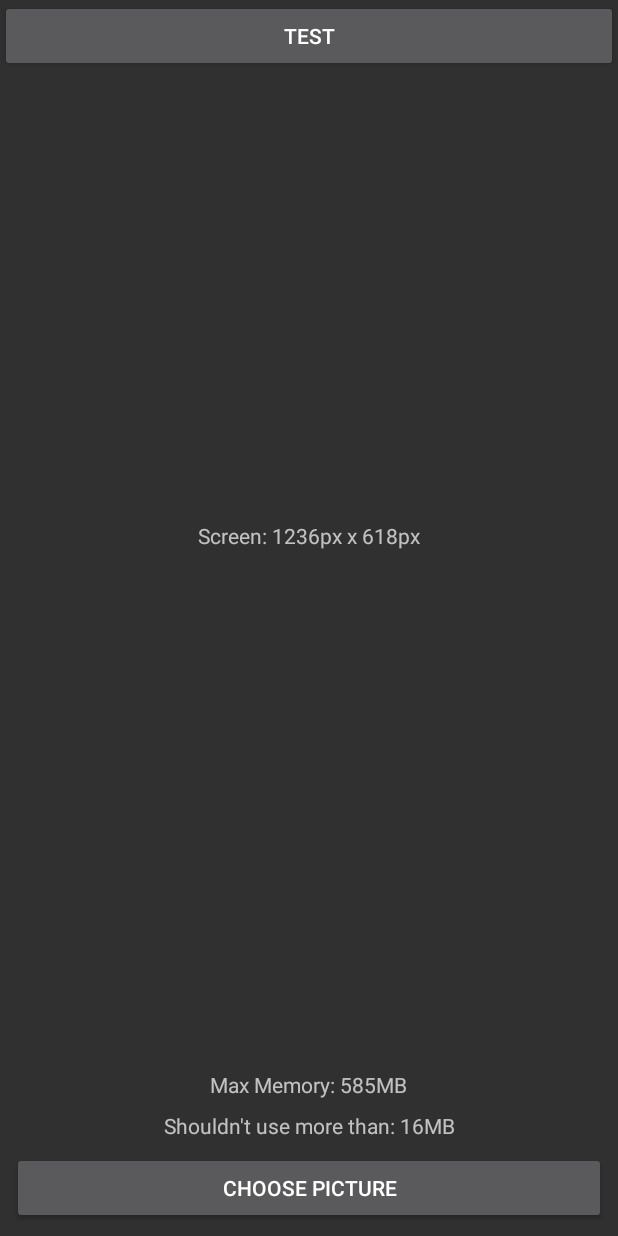
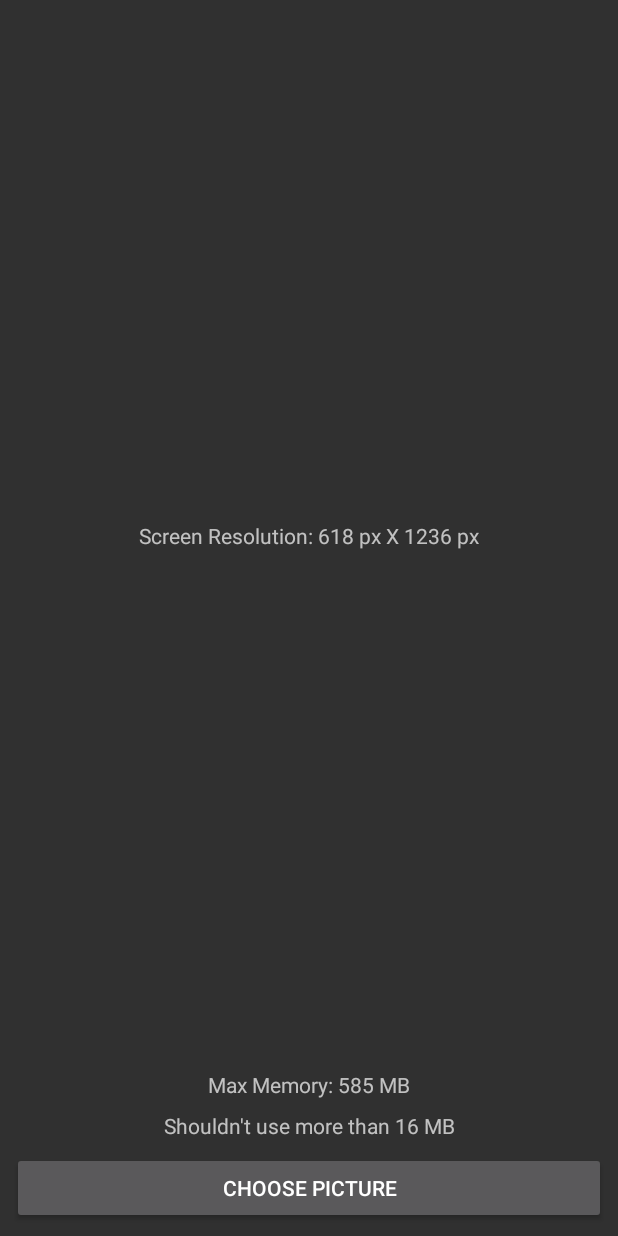
Before and after one commit to coachroebuck/Processor, an Android app: the screen it shows after launch (MainActivity), on a phone screen of 412 x 824 dp. Run offline under Robolectric (Android 15) with nearby library versions, the phone set to English and light mode, and no system bars.

Commit message:
The main activity got cleaned up.

```diff
--- a/app/src/main/java/com/example/processor/MainActivity.java
+++ b/app/src/main/java/com/example/processor/MainActivity.java
@@ -14,32 +14,23 @@ public class MainActivity extends AppCompatActivity {
         super.onCreate(savedInstanceState);
         setContentView(R.layout.activity_main);
 
-        //Display functions/////////////////////////////////////////////////////////////////////////
-        int height;
-        int width;
+        final int height = Resources.getSystem().getDisplayMetrics().heightPixels;
+        final int width = Resources.getSystem().getDisplayMetrics().widthPixels;
+        final Runtime rt = Runtime.getRuntime();
+        final long maxMemory = rt.maxMemory()/(1024*1024);
+        final ActivityManager am = (ActivityManager) getSystemService(ACTIVITY_SERVICE);
 
-        height = Resources.getSystem().getDisplayMetrics().heightPixels;
-        width = Resources.getSystem().getDisplayMetrics().widthPixels;
+        final TextView dimensions = findViewById(R.id.dimensions);
+        final TextView heap = findViewById(R.id.heap);
+        final TextView shouldUse = findViewById(R.id.maxMemory);
 
-        String sHeight = String.valueOf(height);
-        String sWidth = String.valueOf(width);
+        dimensions.setText(String.format(getString(R.string.screen_resolution, width, height)));
+        heap.setText(String.format(getString(R.string.max_memory, maxMemory)));
 
-        TextView dimensions = (TextView) findViewById(R.id.dimensions);
-        dimensions.setText("Screen: " + sHeight + "px x " + sWidth + "px");
-
-        //Memory functions//////////////////////////////////////////////////////////////////////////
-        Runtime rt = Runtime.getRuntime();
-        long maxMemory = rt.maxMemory();
-        maxMemory = maxMemory/(1024*1024);
-        String memTotal = String.valueOf(maxMemory);
-        TextView heap = (TextView) findViewById(R.id.heap);
-        heap.setText("Max Memory: " + memTotal +"MB");
-
-        ActivityManager am = (ActivityManager) getSystemService(ACTIVITY_SERVICE);
-        int memoryClass = am.getMemoryClass();
-        String memClass = String.valueOf(memoryClass);
-        TextView shouldUse = (TextView) findViewById(R.id.maxMemory);
-        shouldUse.setText("Shouldn't use more than: " + memClass + "MB");
+        if(am != null) {
+            final int memoryClass = am.getMemoryClass();
+            shouldUse.setText(String.format(getString(R.string.suggested_memory, memoryClass)));
+        }
     }
 
     public void chosen(View view){
--- a/app/src/main/res/layout/activity_main.xml
+++ b/app/src/main/res/layout/activity_main.xml
@@ -13,12 +13,6 @@
         android:layout_height="match_parent"
         android:orientation="vertical">
 
-        <Button
-            android:id="@+id/test"
-            android:layout_width="match_parent"
-            android:layout_height="wrap_content"
-            android:onClick="test"
-            android:text="Test" />
     </LinearLayout>
 
     <Button
@@ -29,7 +23,7 @@
         android:layout_marginEnd="8dp"
         android:layout_marginStart="8dp"
         android:onClick="chosen"
-        android:text="Choose picture"
+        android:text="@string/choose_picture"
         app:layout_constraintBottom_toBottomOf="@+id/linearLayout"
         app:layout_constraintEnd_toEndOf="parent"
         app:layout_constraintStart_toStartOf="parent" />
@@ -40,7 +34,7 @@
         android:layout_height="wrap_content"
         android:layout_marginBottom="8dp"
         android:layout_marginTop="8dp"
-        android:text="Dimensions"
+        android:text="@string/dimensions"
         app:layout_constraintBottom_toTopOf="@+id/heap"
         app:layout_constraintLeft_toLeftOf="parent"
         app:layout_constraintRight_toRightOf="parent"
@@ -51,7 +45,7 @@
         android:layout_width="wrap_content"
         android:layout_height="wrap_content"
         android:layout_marginBottom="8dp"
-        android:text="Heap"
+        android:text="@string/heap"
         app:layout_constraintBottom_toTopOf="@+id/maxMemory"
         app:layout_constraintLeft_toLeftOf="parent"
         app:layout_constraintRight_toRightOf="parent" />
@@ -61,7 +55,7 @@
         android:layout_width="wrap_content"
         android:layout_height="wrap_content"
         android:layout_marginBottom="8dp"
-        android:text="Max Memory"
+        android:text="@string/max_memory"
         app:layout_constraintBottom_toTopOf="@+id/button2"
         app:layout_constraintLeft_toLeftOf="parent"
         app:layout_constraintRight_toRightOf="parent" />
--- a/app/src/main/res/values/strings.xml
+++ b/app/src/main/res/values/strings.xml
@@ -6,4 +6,11 @@
         <item>@drawable/img2</item>
     </string-array>
     <string name="title_activity_test">Test</string>
+    <string name="screen_resolution">Screen Resolution: %d px X %d px</string>
+    <string name="choose_picture">Choose picture</string>
+    <string name="dimensions">Dimensions</string>
+    <string name="heap">Heap</string>
+    <string name="max_memory">Max Memory: %d MB</string>
+    <string name="test">Test</string>
+    <string name="suggested_memory">Shouldn\'t use more than %d MB</string>
 </resources>
```
